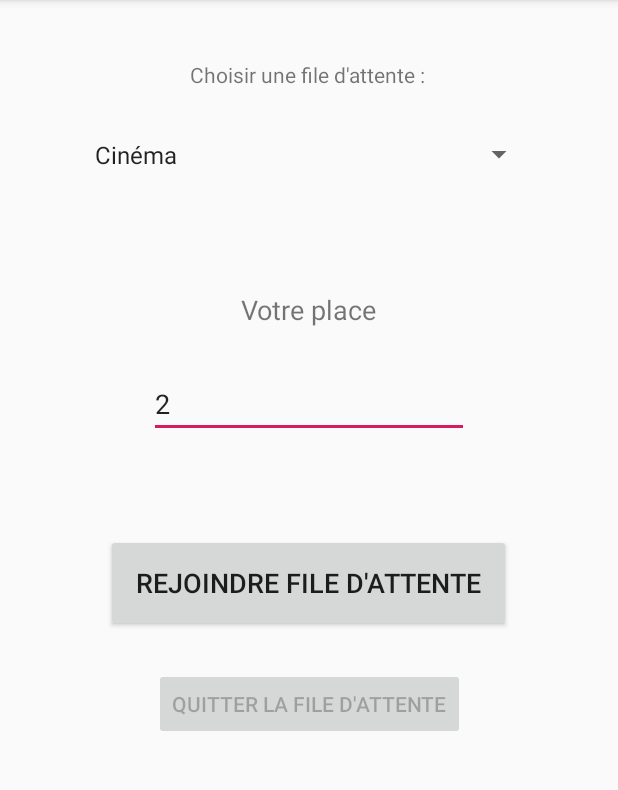
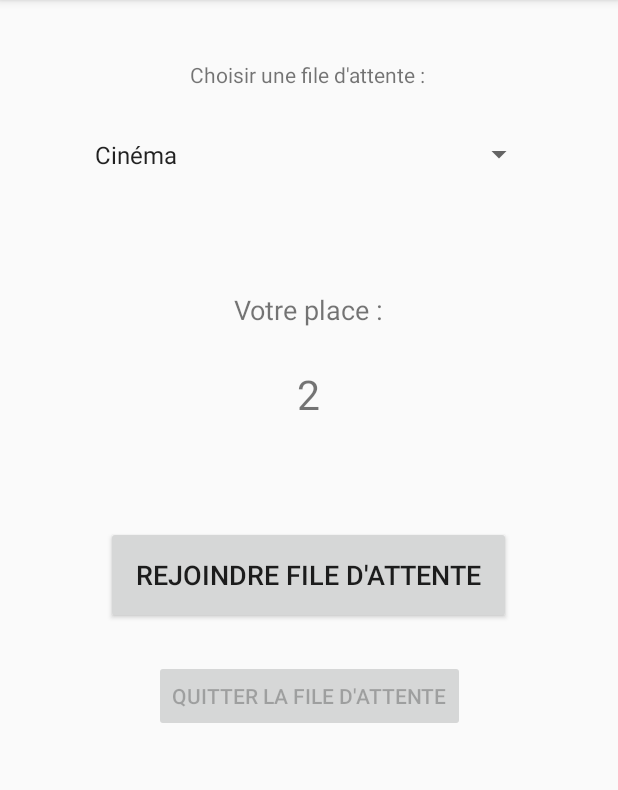
Before and after one commit to LucasAubron/PS6-connected-object-Create-a-new-team, an Android app: the screen it shows after launch (MainActivity), on a phone screen of 412 x 824 dp, the part 84-874 px from its top. Run offline under Robolectric (Android 15) with nearby library versions, the phone set to English and light mode, and no system bars; our stand-ins replace Volley; network calls fail.

Commit message:
#10 Modification EditText en TextView

```diff
--- a/PS6finalandroid/app/src/main/java/fr/etudes/ps6finalandroid/activities/MainActivity.java
+++ b/PS6finalandroid/app/src/main/java/fr/etudes/ps6finalandroid/activities/MainActivity.java
@@ -9,6 +9,7 @@ import android.widget.ArrayAdapter;
 import android.widget.Button;
 import android.widget.EditText;
 import android.widget.Spinner;
+import android.widget.TextView;
 
 import com.android.volley.Request;
 import com.android.volley.RequestQueue;
@@ -164,8 +165,8 @@ public class MainActivity extends AppCompatActivity implements
     }
 
     protected void changeEditText(int nombre){
-        EditText editText = findViewById(R.id.txt_name);
-        editText.setText(Integer.toString(nombre));
+        TextView textView = findViewById(R.id.txt_place);
+        textView.setText(Integer.toString(nombre));
     }
 
     /**
--- a/PS6finalandroid/app/src/main/res/layout/activity_main.xml
+++ b/PS6finalandroid/app/src/main/res/layout/activity_main.xml
@@ -10,13 +10,13 @@
         android:id="@+id/btn_rejoindre"
         android:layout_width="270dp"
         android:layout_height="65dp"
-        android:layout_marginTop="64dp"
+        android:layout_marginTop="68dp"
         android:text="Rejoindre file d'attente"
         android:textSize="18sp"
         app:layout_constraintEnd_toEndOf="parent"
         app:layout_constraintHorizontal_bias="0.496"
         app:layout_constraintStart_toStartOf="parent"
-        app:layout_constraintTop_toBottomOf="@+id/txt_name" />
+        app:layout_constraintTop_toBottomOf="@+id/txt_place" />
 
     <Button
         android:id="@+id/btn_quitter"
@@ -33,7 +33,7 @@
         android:layout_width="wrap_content"
         android:layout_height="wrap_content"
         android:layout_marginTop="76dp"
-        android:text="Votre place"
+        android:text="Votre place :"
         android:textSize="18sp"
         app:layout_constraintEnd_toEndOf="parent"
         app:layout_constraintStart_toStartOf="parent"
@@ -59,18 +59,16 @@
         app:layout_constraintStart_toStartOf="parent"
         app:layout_constraintTop_toTopOf="parent" />
 
-    <EditText
-        android:id="@+id/txt_name"
-        android:layout_width="wrap_content"
-        android:layout_height="wrap_content"
-        android:layout_marginTop="28dp"
-        android:clickable="false"
-        android:editable="false"
-        android:ems="10"
-        android:inputType="textPersonName"
-        android:text="Name"
+    <TextView
+        android:id="@+id/txt_place"
+        android:layout_width="72dp"
+        android:layout_height="40dp"
+        android:layout_marginTop="24dp"
+        android:gravity="center"
+        android:text="Place"
+        android:textSize="27sp"
         app:layout_constraintEnd_toEndOf="parent"
-        app:layout_constraintHorizontal_bias="0.5"
+        app:layout_constraintHorizontal_bias="0.498"
         app:layout_constraintStart_toStartOf="parent"
         app:layout_constraintTop_toBottomOf="@+id/txt_nomFile" />
 
```
